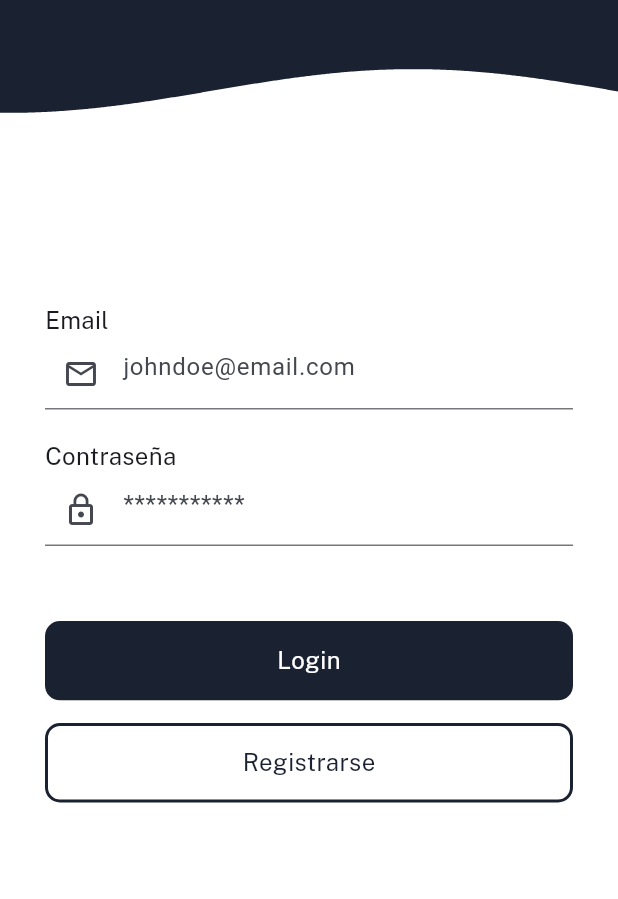
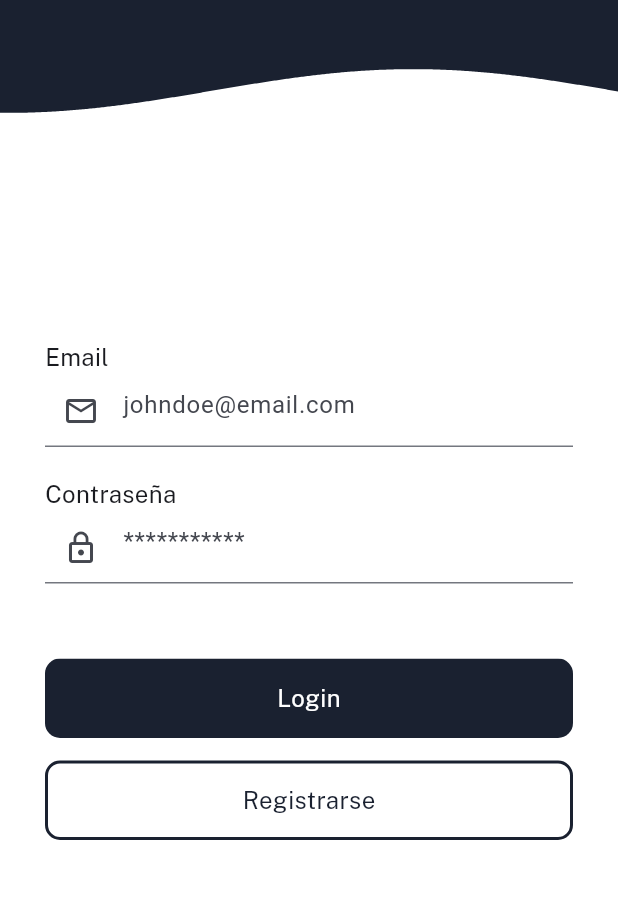
Before and after one commit to UCA-Walkmate/uca-walkmate, a Flutter app: the LoginScreen screen opened by its route, on a phone screen of 412 x 824 dp, the part 321-1220 px from its top. Run offline on Flutter 3.47's test engine with Material 3 defaults, Android fonts, the phone set to English and light mode, and no system bars; our stand-ins replace dio, flutter_dotenv, flutter_map, flutter_riverpod, formz, go_router and 3 more; accounts and stored records are empty.

Commit message:
refactor: Modified style for login screen

```diff
--- a/uca_walkmate/lib/presentation/screens/login/login_screen.dart
+++ b/uca_walkmate/lib/presentation/screens/login/login_screen.dart
@@ -16,6 +16,7 @@ class LoginScreen extends StatelessWidget {
     final size = MediaQuery.of(context).size;
     final bool keyboardOpen = MediaQuery.of(context).viewInsets.bottom > 0;
     final colors = Theme.of(context).colorScheme;
+    final textTheme = Theme.of(context).textTheme;
 
     return GestureDetector(
       onTap: () => FocusManager.instance.primaryFocus?.unfocus(),
@@ -58,7 +59,7 @@ class LoginScreen extends StatelessWidget {
 
 
             // FORM
-            const _LoginForm(),
+            _LoginForm(keyboardOpen: keyboardOpen, colors: colors, textTheme: textTheme),
 
           ],
         ),
@@ -68,8 +69,15 @@ class LoginScreen extends StatelessWidget {
 }
 
 class _LoginForm extends ConsumerWidget {
+  final bool keyboardOpen;
+  final ColorScheme colors;
+  final TextTheme textTheme;
 
-  const _LoginForm();
+  const _LoginForm({
+    required this.keyboardOpen,
+    required this.colors,
+    required this.textTheme
+  });
 
   void showSnackbar( BuildContext context, String message ) {
     ScaffoldMessenger.of(context).hideCurrentSnackBar();
@@ -80,10 +88,6 @@ class _LoginForm extends ConsumerWidget {
 
   @override
   Widget build(BuildContext context, WidgetRef ref) {
-    final bool keyboardOpen = MediaQuery.of(context).viewInsets.bottom > 0;
-    final colors = Theme.of(context).colorScheme;
-    final textTheme = Theme.of(context).textTheme;
-
     final loginForm = ref.watch(loginFormProvider);
 
     ref.listen(authProvider, (previous, next) {
@@ -162,7 +166,7 @@ class _LoginForm extends ConsumerWidget {
             ),
           ),
 
-          SizedBox(height: keyboardOpen? 30 : 75),
+          SizedBox(height: keyboardOpen? 15 : 50),
 
         ],
       ),
```
